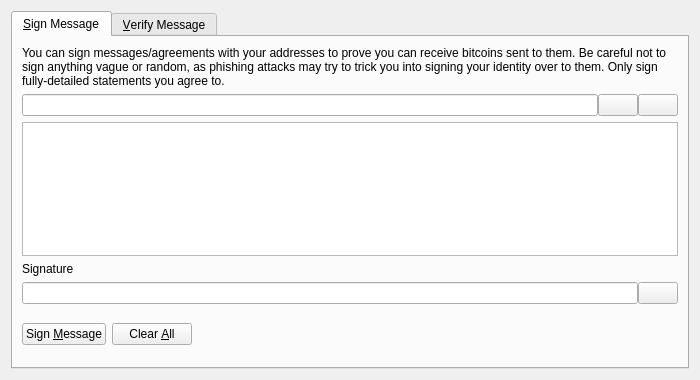
This is src/qt/forms/signverifymessagedialog.ui in SenatorJohnMcLaughlin/TestCoin as Qt 5 draws it before an edit. The edited form follows.
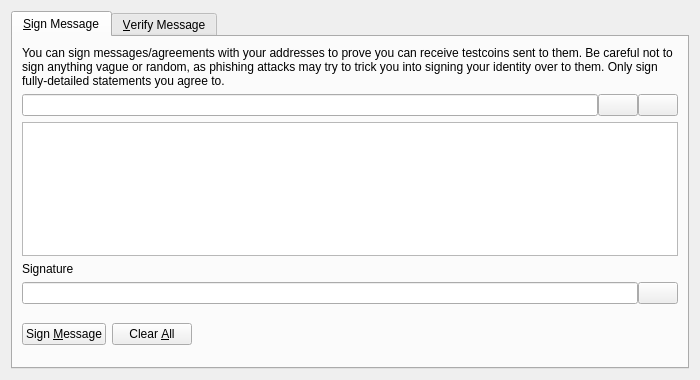
This is the edited form. Icons and pictures are not drawn. Custom widgets are drawn as their Qt base class.

Commit message: rename bitcoin into readercoin occurrences

The edit to the form file:
```diff
--- a/src/qt/forms/signverifymessagedialog.ui
+++ b/src/qt/forms/signverifymessagedialog.ui
@@ -30,7 +30,7 @@
        <item>
         <widget class="QLabel" name="infoLabel_SM">
          <property name="text">
-          <string>You can sign messages/agreements with your addresses to prove you can receive bitcoins sent to them. Be careful not to sign anything vague or random, as phishing attacks may try to trick you into signing your identity over to them. Only sign fully-detailed statements you agree to.</string>
+          <string>You can sign messages/agreements with your addresses to prove you can receive testcoins sent to them. Be careful not to sign anything vague or random, as phishing attacks may try to trick you into signing your identity over to them. Only sign fully-detailed statements you agree to.</string>
          </property>
          <property name="textFormat">
           <enum>Qt::PlainText</enum>
```
Left out of the diff: 26 changed lines with no effect on the pictures. The commit also changes 1083 other files.
